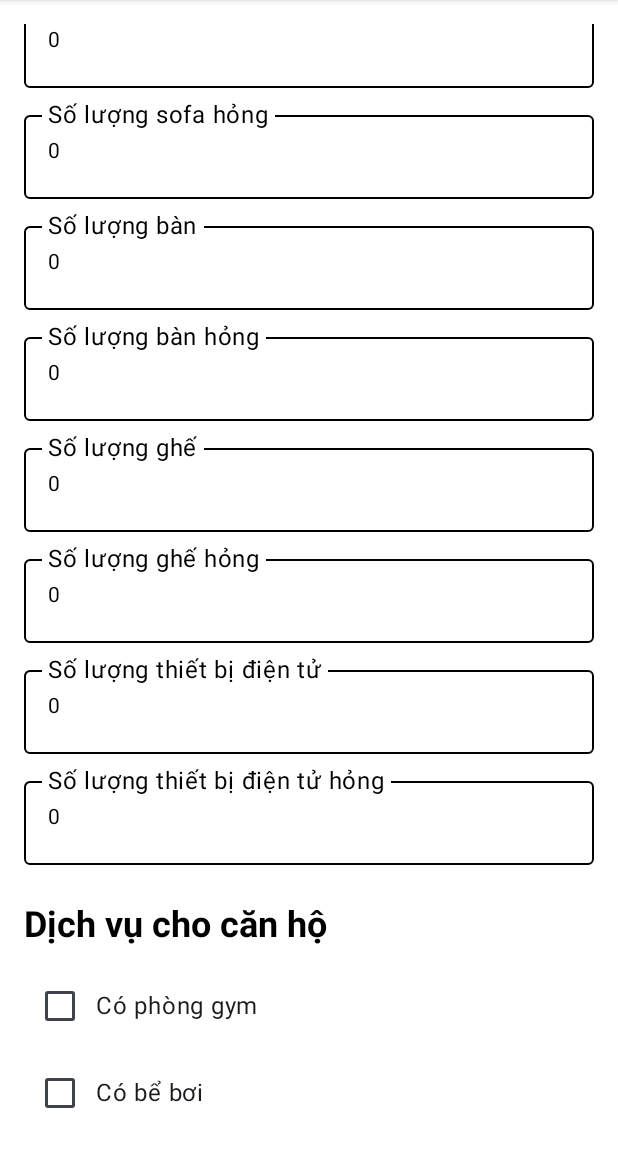
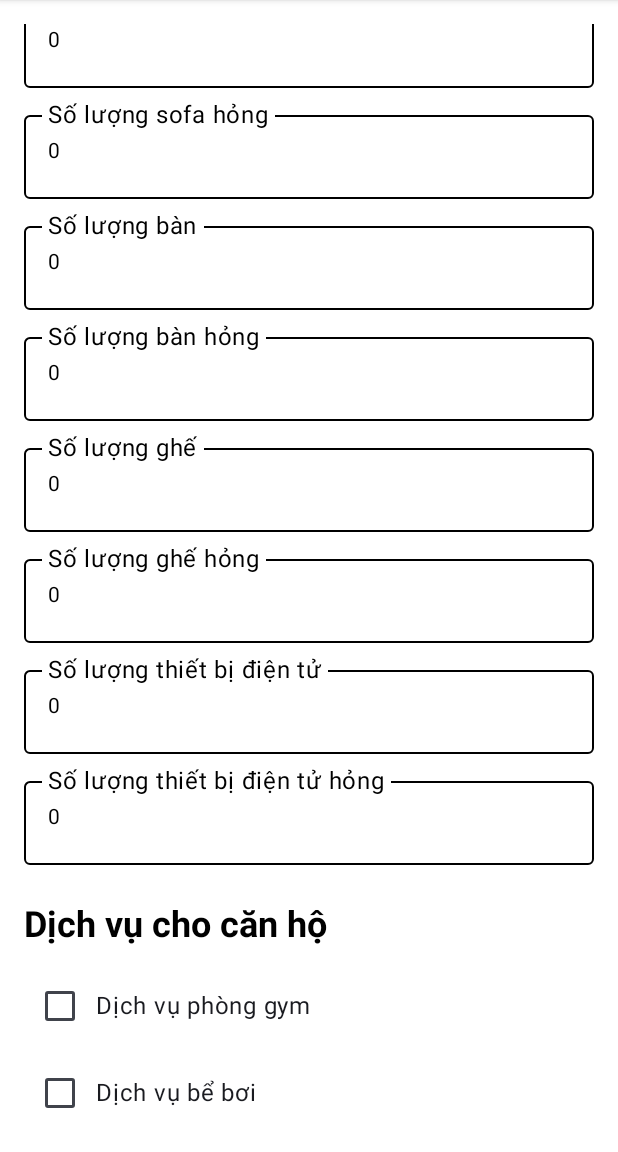
Before and after one commit to baobao0303/ApartmentManagement, an Android app built with Jetpack Compose: the composable AddEditDetailView called with empty values, scrolled down 1029 dp, on a phone screen of 412 x 824 dp, the part 84-1236 px from its top. Run offline under Robolectric (Android 15) with nearby library versions, the phone set to English and light mode, and no system bars.

Commit message:
fix status

```diff
--- a/app/src/main/java/com/luaga/apartmentapp/View/AddEditDetailView.kt
+++ b/app/src/main/java/com/luaga/apartmentapp/View/AddEditDetailView.kt
@@ -338,7 +338,7 @@ fun AddEditDetailView(
                             checked = viewModel.gymState,
                             onCheckedChange = viewModel::onGymChanged
                         )
-                        Text("Có phòng gym")
+                        Text("Dịch vụ phòng gym")
                     }
                     Spacer(modifier = Modifier.height(10.dp))
                     Row(
@@ -348,7 +348,7 @@ fun AddEditDetailView(
                             checked = viewModel.swimmingPoolState,
                             onCheckedChange = viewModel::onSwimmingPoolChanged
                         )
-                        Text("Có bể bơi")
+                        Text("Dịch vụ bể bơi")
                     }
 
                     Spacer(modifier = Modifier.height(10.dp))
@@ -359,7 +359,7 @@ fun AddEditDetailView(
                             checked = viewModel.laundryState,
                             onCheckedChange = viewModel::onLaundryChanged
                         )
-                        Text("Có dịch vụ giặt là")
+                        Text("Dịch vụ giặt là")
                     }
                     Spacer(modifier = Modifier.height(10.dp))
                     Row(
@@ -369,7 +369,7 @@ fun AddEditDetailView(
                             checked = viewModel.parkingState,
                             onCheckedChange = viewModel::onParkingChanged
                         )
-                        Text("Có phòng gym")
+                        Text("Dịch phòng gym")
                     }
 
                     Button(
@@ -416,9 +416,10 @@ fun AddEditDetailView(
                                         gym = viewModel.gymState,
                                         swimming_pool = viewModel.swimmingPoolState,
                                         laundry = viewModel.laundryState,
-                                        parking = true //viewModel.parkingState
+                                        parking = viewModel.parkingState
                                     )
                                 )
+                                snackMessage.value = "Apartment has been Updated"
                             }else{
                                 // TODO AddApartment
                                 viewModel.addApartment(
@@ -447,7 +448,7 @@ fun AddEditDetailView(
                                         gym = viewModel.gymState,
                                         swimming_pool = viewModel.swimmingPoolState,
                                         laundry = viewModel.laundryState,
-                                        parking = true //viewModel.parkingState
+                                        parking = viewModel.parkingState
                                     )
                                 )
                                 snackMessage.value = "Apartment has been created"
```
